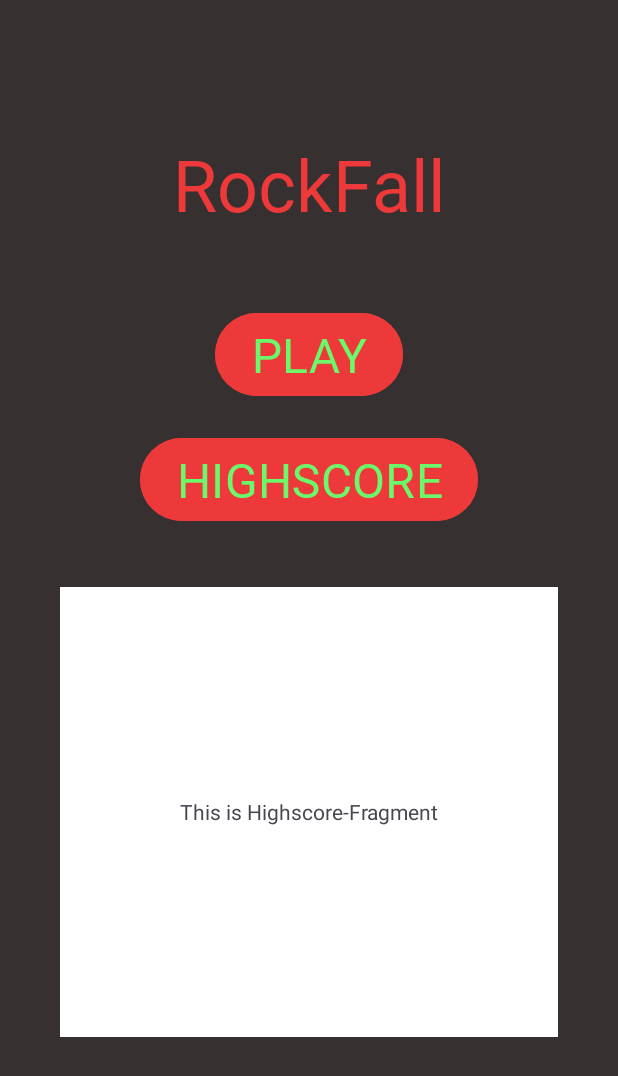
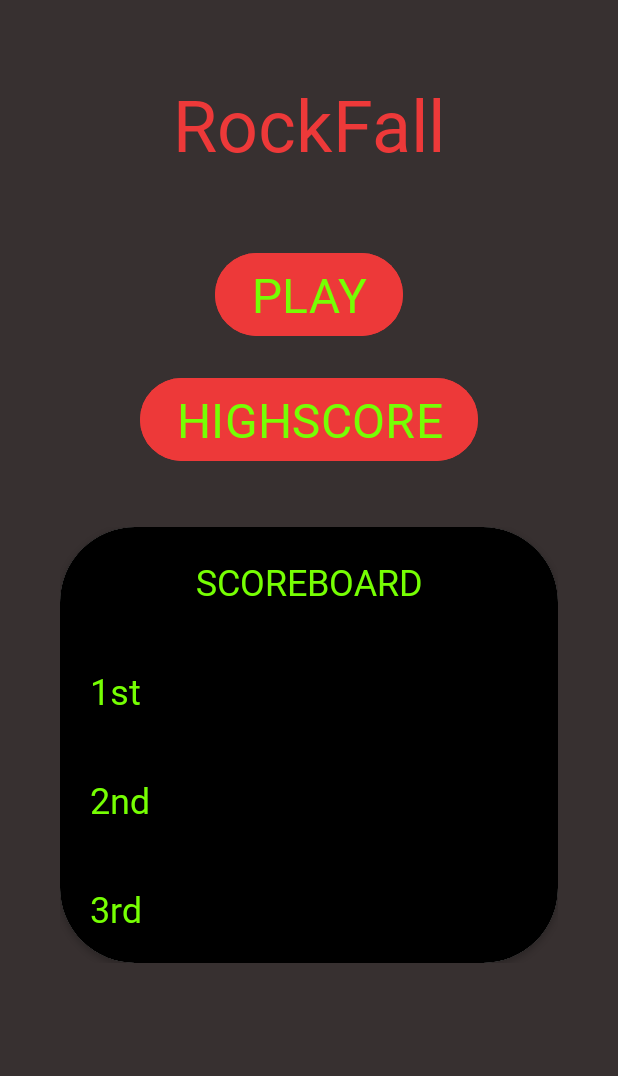
Before and after one commit to jhaard/FallGame, an Android app: the screen it shows after launch (MainActivity), after a tap on "HIGHSCORE", on a phone screen of 412 x 824 dp. Shown: the top 1076 px of the screen. Run offline under Robolectric (Android 15) with nearby library versions, the light colour scheme and no system bars.

Commit message:
Editing layout and saved state on scoreboard.

```diff
--- a/app/src/main/java/com/example/fallgame/MainActivity.kt
+++ b/app/src/main/java/com/example/fallgame/MainActivity.kt
@@ -9,6 +9,7 @@ class MainActivity : AppCompatActivity() {
 
     private lateinit var binding: ActivityMainBinding
     private var isHighscoreShowing = false
+    private val keyText = "show_highscore"
 
     override fun onCreate(savedInstanceState: Bundle?) {
         super.onCreate(savedInstanceState)
@@ -29,9 +30,20 @@ class MainActivity : AppCompatActivity() {
                 fragment.replace(R.id.highscore_container, HighscoreFragment())
                 fragment.addToBackStack(null)
                 fragment.commit()
-            } else if (!isHighscoreShowing) {
+            } else {
                 supportFragmentManager.popBackStack()
             }
         }
     }
+
+    override fun onSaveInstanceState(outState: Bundle) {
+        super.onSaveInstanceState(outState)
+        outState.putBoolean(keyText, isHighscoreShowing)
+    }
+
+    override fun onRestoreInstanceState(savedInstanceState: Bundle) {
+        super.onRestoreInstanceState(savedInstanceState)
+        isHighscoreShowing = savedInstanceState.getBoolean(keyText)
+    }
+
 }
--- a/app/src/main/res/layout/activity_main.xml
+++ b/app/src/main/res/layout/activity_main.xml
@@ -1,28 +1,32 @@
 <?xml version="1.0" encoding="utf-8"?>
-<FrameLayout xmlns:android="http://schemas.android.com/apk/res/android"
+<LinearLayout xmlns:android="http://schemas.android.com/apk/res/android"
     xmlns:app="http://schemas.android.com/apk/res-auto"
     xmlns:tools="http://schemas.android.com/tools"
+    android:id="@+id/mainactivity_container"
     android:layout_width="match_parent"
     android:layout_height="match_parent"
-    android:background="@color/black"
-    tools:context=".MainActivity"
-    android:id="@+id/mainactivity_container">
+    android:background="@color/background"
+    android:orientation="vertical"
+    tools:context=".MainActivity">
+
+    <ScrollView
+        android:layout_width="match_parent"
+        android:layout_height="match_parent"
+        android:contentDescription="@string/scrollview_description">
 
         <LinearLayout
-        android:id="@+id/linearlayout_container"
             android:layout_width="match_parent"
-        android:layout_height="match_parent"
-        android:orientation="vertical"
-        android:layout_margin="40dp">
+            android:layout_height="wrap_content"
+            android:orientation="vertical">
 
             <TextView
                 android:id="@+id/game_title"
                 android:layout_width="wrap_content"
                 android:layout_height="wrap_content"
+                android:layout_gravity="center"
                 android:layout_marginVertical="50dp"
-        android:text="RockFall"
-        android:layout_gravity="center"
                 android:fontFamily="@font/zcool_kuaile"
+                android:text="@string/game_title"
                 android:textColor="@color/red"
                 android:textSize="48sp" />
 
@@ -30,33 +34,34 @@
                 android:id="@+id/btn_play"
                 android:layout_width="wrap_content"
                 android:layout_height="wrap_content"
+                android:layout_gravity="center"
                 android:layout_marginBottom="20dp"
-        android:layout_gravity="center"
-        android:text="PLAY"
                 android:backgroundTint="@color/red"
+                android:elevation="2dp"
                 android:fontFamily="@font/zcool_kuaile"
+                android:text="@string/btn_text_play"
                 android:textColor="@color/text_green"
-        android:textSize="32sp"
-        android:elevation="2dp" />
+                android:textSize="32sp" />
 
             <Button
                 android:id="@+id/btn_highscore"
                 android:layout_width="wrap_content"
                 android:layout_height="wrap_content"
-        android:text="HIGHSCORE"
                 android:layout_gravity="center"
                 android:backgroundTint="@color/red"
+                android:elevation="2dp"
                 android:fontFamily="@font/zcool_kuaile"
+                android:text="@string/btn_text_highscore"
                 android:textColor="@color/text_green"
-        android:textSize="32sp"
-        android:elevation="2dp" />
+                android:textSize="32sp" />
+
 
             <FrameLayout
                 android:id="@+id/highscore_container"
-            android:layout_marginVertical="40dp"
                 android:layout_width="match_parent"
-            android:layout_height="300dp"/>
+                android:layout_height="wrap_content"
+                android:layout_margin="40dp" />
+        </LinearLayout>
+    </ScrollView>
 
 </LinearLayout>
-
-</FrameLayout>
--- a/app/src/main/res/layout/fragment_highscore.xml
+++ b/app/src/main/res/layout/fragment_highscore.xml
@@ -1,15 +1,67 @@
 <?xml version="1.0" encoding="utf-8"?>
 <FrameLayout xmlns:android="http://schemas.android.com/apk/res/android"
+    xmlns:app="http://schemas.android.com/apk/res-auto"
     xmlns:tools="http://schemas.android.com/tools"
     android:layout_width="match_parent"
     android:layout_height="match_parent"
     tools:context=".HighscoreFragment">
 
-    <TextView
-        android:background="@color/white"
+    <androidx.cardview.widget.CardView
         android:layout_width="match_parent"
         android:layout_height="match_parent"
-        android:gravity="center"
-        android:text="This is Highscore-Fragment" />
+        app:cardCornerRadius="50dp">
+
+        <LinearLayout
+            android:layout_width="match_parent"
+            android:layout_height="match_parent"
+            android:orientation="vertical">
+
+            <TextView
+                android:layout_width="match_parent"
+                android:layout_height="wrap_content"
+                android:background="@color/black"
+                android:fontFamily="@font/zcool_kuaile"
+                android:gravity="center"
+                android:padding="20dp"
+                android:text="@string/scoreboard_title"
+                android:textColor="@color/text_green"
+                android:textSize="24sp" />
+
+            <TextView
+                android:id="@+id/tv_place1"
+                android:layout_width="match_parent"
+                android:layout_height="wrap_content"
+                android:background="@color/black"
+                android:fontFamily="@font/zcool_kuaile"
+                android:padding="20dp"
+                android:text="1st"
+                android:textColor="@color/text_green"
+                android:textSize="24sp" />
+
+            <TextView
+                android:id="@+id/tv_place2"
+                android:layout_width="match_parent"
+                android:layout_height="wrap_content"
+                android:background="@color/black"
+                android:fontFamily="@font/zcool_kuaile"
+                android:padding="20dp"
+                android:text="2nd"
+                android:textColor="@color/text_green"
+                android:textSize="24sp" />
+
+            <TextView
+                android:id="@+id/tv_place3"
+                android:layout_width="match_parent"
+                android:layout_height="wrap_content"
+                android:background="@color/black"
+                android:fontFamily="@font/zcool_kuaile"
+                android:padding="20dp"
+                android:text="3rd"
+                android:textColor="@color/text_green"
+                android:textSize="24sp" />
+
+        </LinearLayout>
+
+    </androidx.cardview.widget.CardView>
 
 </FrameLayout>
--- a/app/src/main/res/values/colors.xml
+++ b/app/src/main/res/values/colors.xml
@@ -1,7 +1,8 @@
 <?xml version="1.0" encoding="utf-8"?>
 <resources>
-    <color name="black">#373030</color>
+    <color name="background">#373030</color>
+    <color name="black">#000000</color>
     <color name="white">#FFFFFFFF</color>
-    <color name="text_green">#6BF86B</color>
+    <color name="text_green">#76FF03</color>
     <color name="red">#ED3939</color>
 </resources>
--- a/app/src/main/res/values/strings.xml
+++ b/app/src/main/res/values/strings.xml
@@ -1,3 +1,8 @@
 <resources>
     <string name="app_name">FallGame</string>
+    <string name="scoreboard_title">SCOREBOARD</string>
+    <string name="btn_text_highscore">HIGHSCORE</string>
+    <string name="btn_text_play">PLAY</string>
+    <string name="game_title">RockFall</string>
+    <string name="scrollview_description">scrollview</string>
 </resources>
```
Lines whose indentation alone changed are shown as unchanged.
